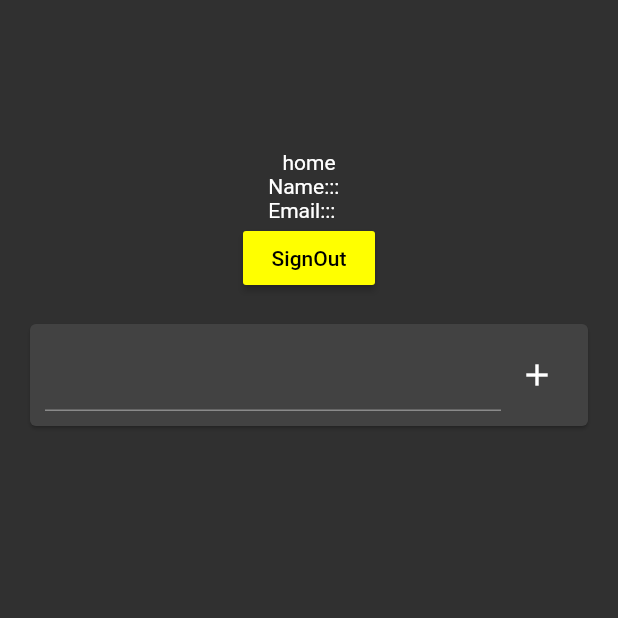
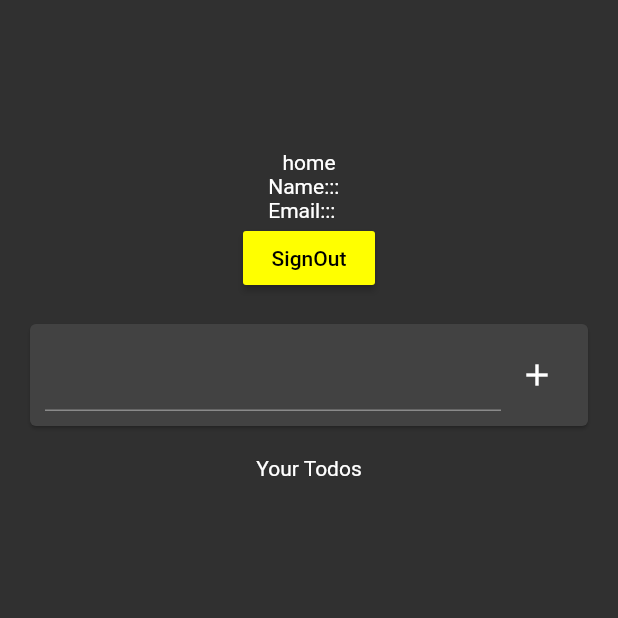
Before and after one commit to AliAkber0/todo2ndtest, a Flutter app: the Home screen opened directly, on a phone screen of 412 x 824 dp, the top half of it. Run offline on Flutter 3.47's test engine with Material 2 defaults, Android fonts, the phone set to English and light mode, and no system bars; our stand-ins replace cloud_firestore, firebase_auth, firebase_core, get; accounts and stored records are empty.

Commit message:
changes (working)

```diff
--- a/lib/screens/home.dart
+++ b/lib/screens/home.dart
@@ -1,6 +1,7 @@
 import 'package:flutter/material.dart';
 import 'package:get/get.dart';
 import 'package:todo2ndtest/controllers/authController.dart';
+import 'package:todo2ndtest/controllers/todoController.dart';
 import 'package:todo2ndtest/controllers/userController.dart';
 import 'package:todo2ndtest/services/database.dart';
 
@@ -12,6 +13,7 @@ class Home extends GetWidget<AuthController> {
     return Scaffold(
       body: Container(
         width: double.infinity,
+        height: double.infinity,
         child: SingleChildScrollView(
           child: Column(
             mainAxisAlignment: MainAxisAlignment.center,
@@ -68,6 +70,27 @@ class Home extends GetWidget<AuthController> {
                   ),
                 ),
               ),
+              Text("Your Todos"),
+              GetX<TodoController>(
+                init: Get.put<TodoController>(TodoController()),
+                builder: (TodoController todoController) {
+                  if (todoController != null &&
+                      todoController.getTodos != null) {
+                    return Container(
+                      height: 200.0,
+                      width: double.infinity,
+                      child: ListView.builder(
+                          itemCount: todoController.getTodos.length,
+                          itemBuilder: (_, index) {
+                            return Text(
+                                "${todoController.getTodos[index].content}");
+                          }),
+                    );
+                  } else {
+                    return Text("loading......");
+                  }
+                },
+              ),
             ],
           ),
         ),
```
Also changed, not shown: lib/controllers/todoController.dart (+9 -0 lines), lib/services/database.dart (+48 -2 lines).
